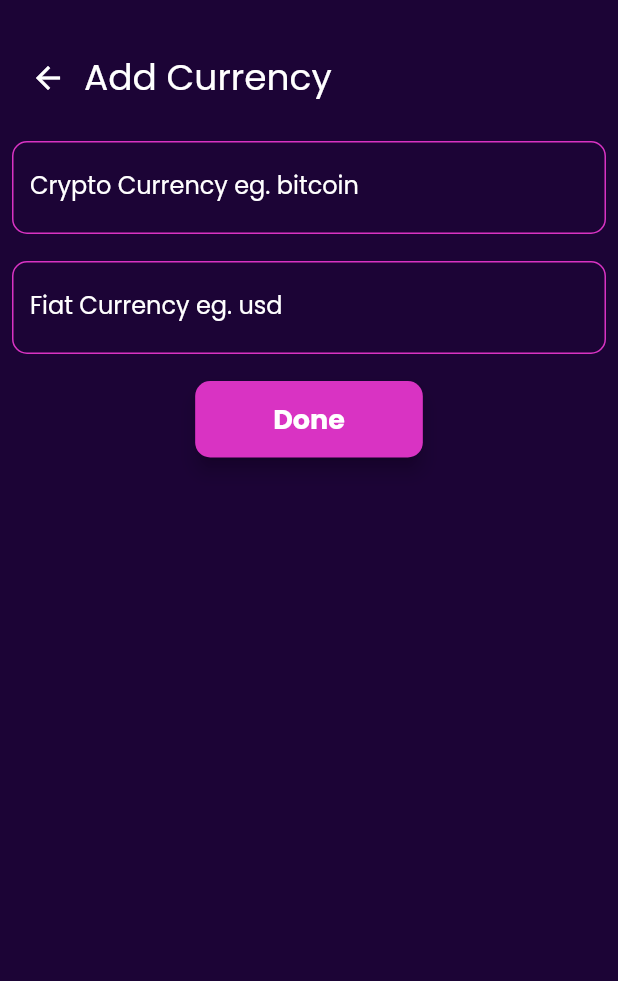
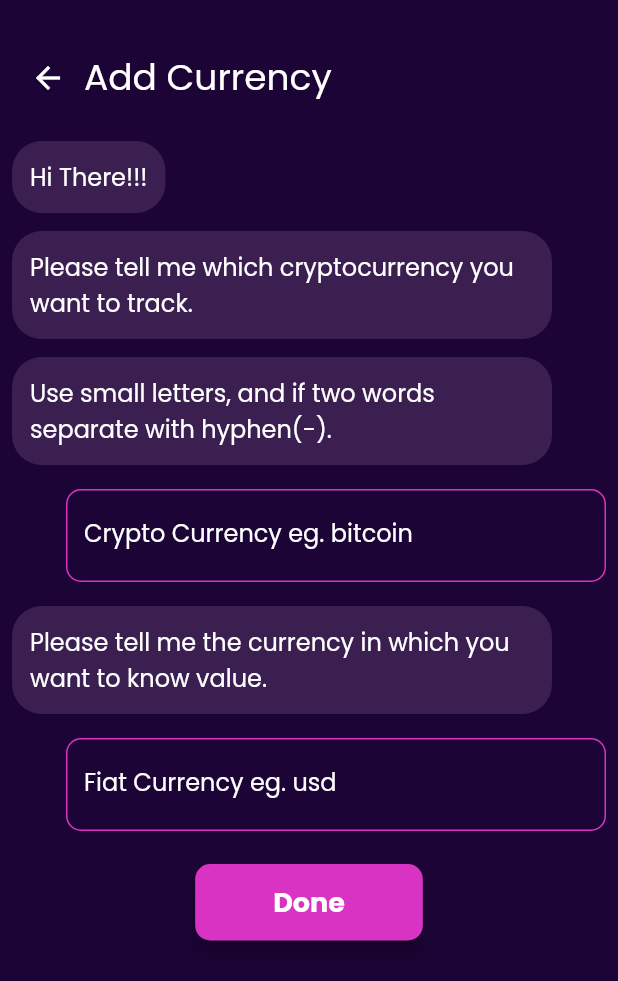
Before and after one commit to pratikpwr/CryptoTrack, a Flutter app: the AddCurrencyScreen screen opened directly, on a phone screen of 412 x 824 dp. Shown: the top 981 px of the screen. Run offline on Flutter 3.47's test engine with Material 2 defaults, Android fonts, the phone set to English and light mode, and no system bars; our stand-ins replace google_fonts.

```diff
--- a/lib/models/currency_model.dart
+++ b/lib/models/currency_model.dart
@@ -5,11 +5,12 @@ import 'dart:convert';
 import 'package:http/http.dart' as http;
 
 class Currency {
+  String id;
   String crypto;
   String fiat;
   CryptoInfoModel cryptoInfo;
 
-  Currency({this.crypto, this.fiat, this.cryptoInfo});
+  Currency({this.id,this.crypto, this.fiat, this.cryptoInfo});
 }
 
 class Currencies with ChangeNotifier {
@@ -23,7 +24,7 @@ class Currencies with ChangeNotifier {
     CryptoInfoModel _cryptoInfo = await fetchData(crypto, fiat);
 
     final newCurrency =
-        Currency(crypto: crypto, fiat: fiat, cryptoInfo: _cryptoInfo);
+        Currency( id : DateTime.now().toIso8601String(),crypto: crypto, fiat: fiat, cryptoInfo: _cryptoInfo);
     _currencies.add(newCurrency);
     notifyListeners();
   }
--- a/lib/screens/add_currency_screen.dart
+++ b/lib/screens/add_currency_screen.dart
@@ -13,7 +13,8 @@ class AddCurrencyScreen extends StatelessWidget {
   @override
   Widget build(BuildContext context) {
     return Scaffold(
-      body: Container(
+      body: SingleChildScrollView(
+        child: Container(
           height: MediaQuery.of(context).size.height,
           margin: EdgeInsets.fromLTRB(8, 28, 8, 0),
           child: Column(
@@ -34,10 +35,34 @@ class AddCurrencyScreen extends StatelessWidget {
                   ),
                 ],
               ),
+              Column(
+                crossAxisAlignment: CrossAxisAlignment.start,
+                children: [
                   SizedBox(
                     height: 18,
                   ),
-            TextField(
+                  ChatBoxContainer(
+                    title: "Hi There!!!",
+                  ),
+                  SizedBox(
+                    height: 12,
+                  ),
+                  ChatBoxContainer(
+                      title:
+                          'Please tell me which cryptocurrency you want to track.'),
+                  SizedBox(
+                    height: 12,
+                  ),
+                  ChatBoxContainer(
+                    title:
+                        'Use small letters, and if two words separate with hyphen(-).',
+                  ),
+                  SizedBox(
+                    height: 12,
+                  ),
+                  Container(
+                    margin: const EdgeInsets.fromLTRB(36, 4, 0, 4),
+                    child: TextField(
                       controller: _cryptoController,
                       onChanged: (text) {
                         crypto = _cryptoController.text;
@@ -55,10 +80,19 @@ class AddCurrencyScreen extends StatelessWidget {
                       ),
                       style: GoogleFonts.poppins(color: Colors.white),
                     ),
+                  ),
                   SizedBox(
-              height: 18,
+                    height: 12,
                   ),
-            TextField(
+                  ChatBoxContainer(
+                      title:
+                          'Please tell me the currency in which you want to know value.'),
+                  SizedBox(
+                    height: 12,
+                  ),
+                  Container(
+                    margin: const EdgeInsets.fromLTRB(36, 4, 0, 4),
+                    child: TextField(
                       controller: _fiatController,
                       style: GoogleFonts.poppins(color: Colors.white),
                       decoration: InputDecoration(
@@ -76,8 +110,11 @@ class AddCurrencyScreen extends StatelessWidget {
                         fiat = _fiatController.text;
                       },
                     ),
+                  ),
                   SizedBox(
                     height: 18,
+                  ),
+                ],
               ),
               RaisedButton(
                 onPressed: () {
@@ -102,6 +139,29 @@ class AddCurrencyScreen extends StatelessWidget {
             ],
           ),
         ),
+      ),
     );
   }
 }
+
+class ChatBoxContainer extends StatelessWidget {
+  final String title;
+
+  const ChatBoxContainer({Key key, this.title}) : super(key: key);
+
+  @override
+  Widget build(BuildContext context) {
+    return Container(
+      margin: EdgeInsets.fromLTRB(0, 0, 36, 0),
+      padding: EdgeInsets.symmetric(horizontal: 12, vertical: 12),
+      decoration: BoxDecoration(
+        color: Theme.of(context).cardColor,
+        borderRadius: BorderRadius.circular(20),
+      ),
+      child: Text(
+        title,
+        style: GoogleFonts.poppins(color: Colors.white, fontSize: 16),
+      ),
+    );
+  }
+}
--- a/lib/widgets/currency_list_builder.dart
+++ b/lib/widgets/currency_list_builder.dart
@@ -10,15 +10,19 @@ class CurrencyListBuilder extends StatelessWidget {
       height: MediaQuery.of(context).size.height - 120,
       child: Consumer<Currencies>(
         builder: (context, currencies, child) {
-          return currencies.currencies.isEmpty ? Center(
-            child: Text("Add Currency to track".toUpperCase() , style: GoogleFonts.poppins(color: Colors.white , fontSize: 18),),
-          ):ListView.builder(
+          return currencies.currencies.isEmpty
+              ? Center(
+                  child: Text(
+                    "Add Currency to track".toUpperCase(),
+                    style:
+                        GoogleFonts.poppins(color: Colors.white, fontSize: 18),
+                  ),
+                )
+              : ListView.builder(
                   itemCount: currencies.currencies.length,
                   itemBuilder: (context, index) {
                     return Dismissible(
-                  key: ValueKey(currencies.currencies[index].cryptoInfo.id +
-                      currencies.currencies[index].fiat +
-                      currencies.currencies[index].cryptoInfo.currentPrice),
+                      key: ValueKey(currencies.currencies[index].id),
                       direction: DismissDirection.endToStart,
                       onDismissed: (direction) {
                         Provider.of<Currencies>(context, listen: false)
@@ -32,12 +36,13 @@ class CurrencyListBuilder extends StatelessWidget {
                               return AlertDialog(
                                 title: Text(
                                   'Are you sure?',
-                              style: GoogleFonts.poppins(color: Colors.white),
+                                  style:
+                                      GoogleFonts.poppins(color: Colors.white),
                                 ),
                                 content: Text(
-                                'Do you want to remove the item from cart?',
-                                style:
-                                GoogleFonts.poppins(color: Colors.white)),
+                                    'Do you want to untrack the cryptocurrency?',
+                                    style: GoogleFonts.poppins(
+                                        color: Colors.white)),
                                 backgroundColor: Theme.of(context).cardColor,
                                 shape: RoundedRectangleBorder(
                                     borderRadius:
@@ -49,23 +54,24 @@ class CurrencyListBuilder extends StatelessWidget {
                                       },
                                       child: Text('No',
                                           style: GoogleFonts.poppins(
-                                          color:
-                                          Theme.of(context).accentColor))),
+                                              color: Theme.of(context)
+                                                  .accentColor))),
                                   FlatButton(
                                       onPressed: () {
                                         Navigator.of(context).pop(true);
                                       },
                                       child: Text('Yes',
                                           style: GoogleFonts.poppins(
-                                          color:
-                                          Theme.of(context).accentColor))),
+                                              color: Theme.of(context)
+                                                  .accentColor))),
                                 ],
                               );
                             });
                       },
                       child: Container(
                         margin: EdgeInsets.fromLTRB(0, 12, 0, 0),
-                    padding: EdgeInsets.symmetric(horizontal: 8, vertical: 8),
+                        padding:
+                            EdgeInsets.symmetric(horizontal: 8, vertical: 8),
                         decoration: BoxDecoration(
                             color: const Color(0xff3b1f50),
                             borderRadius: BorderRadius.circular(20)),
@@ -87,13 +93,15 @@ class CurrencyListBuilder extends StatelessWidget {
                                   crossAxisAlignment: CrossAxisAlignment.start,
                                   children: [
                                     Text(
-                                  currencies.currencies[index].cryptoInfo.symbol
+                                      currencies
+                                          .currencies[index].cryptoInfo.symbol
                                           .toUpperCase(),
                                       style: GoogleFonts.mukta(
                                           color: Colors.white, fontSize: 28),
                                     ),
                                     Text(
-                                  currencies.currencies[index].cryptoInfo.name
+                                      currencies
+                                          .currencies[index].cryptoInfo.name
                                           .toUpperCase(),
                                       style: GoogleFonts.poppins(
                                           color: Theme.of(context).accentColor,
@@ -107,14 +115,15 @@ class CurrencyListBuilder extends StatelessWidget {
                               crossAxisAlignment: CrossAxisAlignment.end,
                               children: [
                                 Text(
-                              currencies.currencies[index].fiat.toUpperCase(),
+                                  currencies.currencies[index].fiat
+                                      .toUpperCase(),
                                   style: GoogleFonts.poppins(
                                       color: Theme.of(context).accentColor,
                                       fontSize: 18),
                                 ),
                                 Text(
-                              currencies
-                                  .currencies[index].cryptoInfo.currentPrice,
+                                  currencies.currencies[index].cryptoInfo
+                                      .currentPrice,
                                   style: GoogleFonts.poppins(
                                       color: Colors.white, fontSize: 30),
                                 ),
```
Lines whose indentation alone changed are shown as unchanged.
